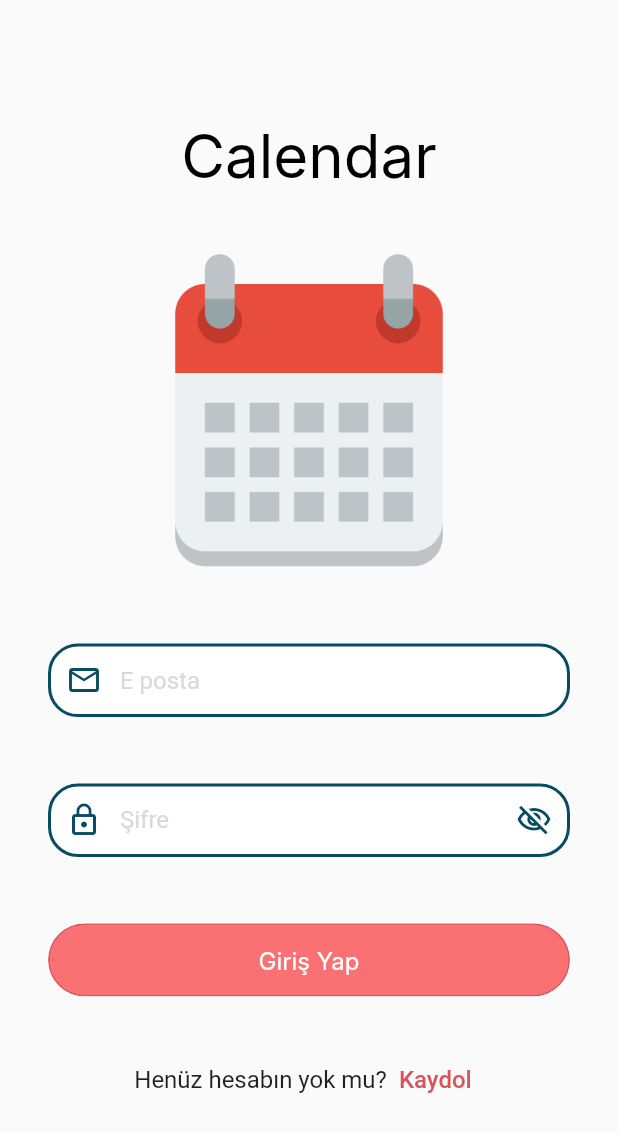
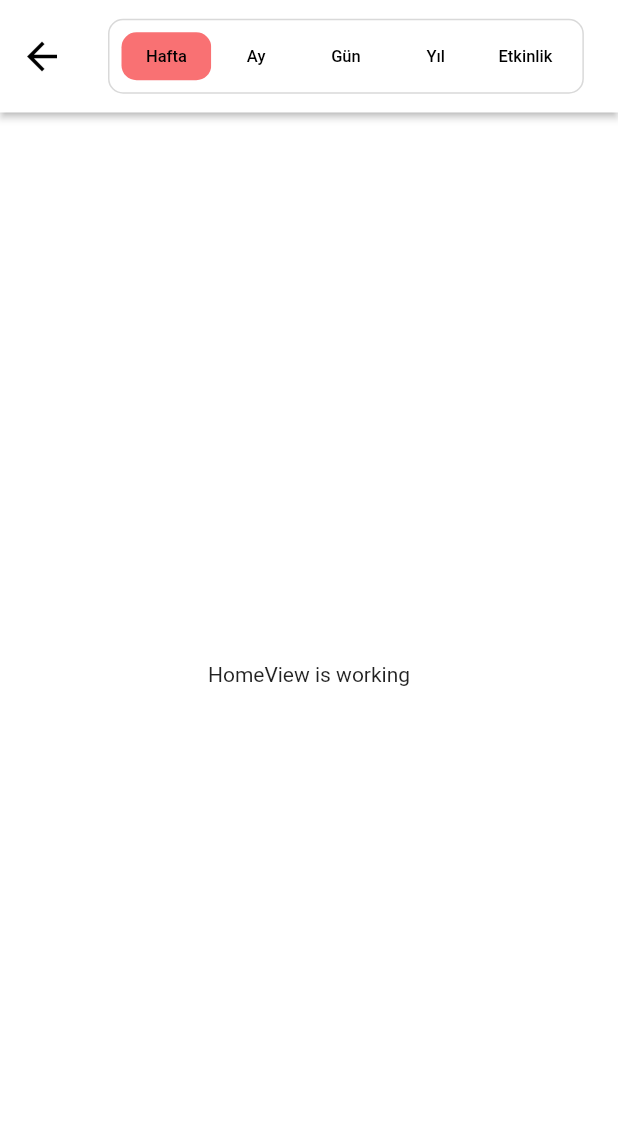
Before and after one commit to ilknurtulgar/calendar, a Flutter app: the screen it shows after launch, after a tap on "Giriş Yap", on a phone screen of 412 x 824 dp. Shown: the top 1132 px of the screen. Run offline on Flutter 3.47's test engine with Material 2 defaults, Android fonts, the phone set to English and light mode, and no system bars; our stand-ins replace flutter_mobx, mobx, shared_preferences; generated files the repository leaves out were written again; Roboto replaces fonts that are missing (Inter).

Commit message:
home slide switcher widget

```diff
--- a/lib/core/base/util/color.dart
+++ b/lib/core/base/util/color.dart
@@ -9,6 +9,7 @@ class ColorUtility {
   Color get onPrimary => _onPrimary.toColor;
   Color get background => _background.toColor;
   Color get hover => _hover.toColor;
+  Color get border => _border.toColor;
   String get _secondary => '084C61';
   String get _primary => 'F97173';
   String get _onPrimary => 'D6555B';
@@ -16,4 +17,5 @@ class ColorUtility {
   String get _background => 'F7F7F7';
   String get _hover => 'FFFFFF';
   String get _dark => '000000';
+  String get _border => 'D9D9D9';
 }
--- /dev/null
+++ b/lib/screen/home/view/display_year_view.dart
@@ -0,0 +1,10 @@
+import 'package:flutter/material.dart';
+
+class DisplayYearComponent extends StatelessWidget {
+  const DisplayYearComponent({super.key});
+
+  @override
+  Widget build(BuildContext context) {
+    return Container();
+  }
+}
--- /dev/null
+++ b/lib/screen/home/view/home_view.dart
@@ -0,0 +1,31 @@
+import 'package:calendar/core/base/util/color.dart';
+import 'package:calendar/screen/home/view/widgets/slide_switcher.dart';
+import 'package:flutter/material.dart';
+
+class HomeView extends StatelessWidget {
+  const HomeView({super.key});
+
+  @override
+  Widget build(BuildContext context) {
+    return Scaffold(
+      backgroundColor: ColorUtility().hover,
+      appBar: AppBar(
+        leading: IconButton(
+          onPressed: () {},
+          icon: const Icon(
+            Icons.arrow_back,
+            color: Colors.black,
+            size: 30,
+          ),
+        ),
+        title: SlideSwitcher(),
+        backgroundColor: ColorUtility().hover,
+        elevation: 2,
+        toolbarHeight: 75,
+      ),
+      body: const Center(
+        child: Text('HomeView is working'),
+      ),
+    );
+  }
+}
--- /dev/null
+++ b/lib/screen/home/view/widgets/slide_switcher.dart
@@ -0,0 +1,105 @@
+import 'package:calendar/core/base/base_state/base_state.dart';
+import 'package:calendar/core/base/util/color.dart';
+import 'package:calendar/screen/home/viewmodel/home_view_model.dart';
+import 'package:flutter/material.dart';
+import 'package:flutter_mobx/flutter_mobx.dart';
+
+class SlideSwitcher extends StatelessWidget {
+  SlideSwitcher({super.key});
+
+  final HomeViewModel viewModel = HomeViewModel();
+
+  @override
+  Widget build(BuildContext context) {
+    return Container(
+      width: width(context) * 0.77,
+      height: 50,
+      decoration: BoxDecoration(
+        color: Colors.transparent,
+        borderRadius: BorderRadius.circular(10),
+        border: Border.all(
+          color: ColorUtility().border,
+          width: 1,
+        ),
+      ),
+      child: Padding(
+        padding: const EdgeInsets.all(8.0),
+        child: Observer(builder: (_) {
+          return Row(
+            children: [
+              SwitcherItem(
+                onPressed: () => viewModel.changeSwitchIndex(0),
+                isSwitched: viewModel.switchIndex == SwitchIndex.week,
+                text: 'Hafta',
+              ),
+              SwitcherItem(
+                onPressed: () => viewModel.changeSwitchIndex(1),
+                isSwitched: viewModel.switchIndex == SwitchIndex.month,
+                text: 'Ay',
+              ),
+              SwitcherItem(
+                onPressed: () => viewModel.changeSwitchIndex(2),
+                isSwitched: viewModel.switchIndex == SwitchIndex.day,
+                text: 'Gün',
+              ),
+              SwitcherItem(
+                onPressed: () => viewModel.changeSwitchIndex(3),
+                isSwitched: viewModel.switchIndex == SwitchIndex.year,
+                text: 'Yıl',
+              ),
+              SwitcherItem(
+                onPressed: () => viewModel.changeSwitchIndex(4),
+                isSwitched: viewModel.switchIndex == SwitchIndex.event,
+                text: 'Etkinlik',
+              ),
+            ],
+          );
+        }),
+      ),
+    );
+  }
+}
+
+class SwitcherItem extends StatelessWidget {
+  const SwitcherItem({
+    super.key,
+    this.isSwitched = false,
+    required this.onPressed,
+    required this.text,
+  });
+
+  final bool isSwitched;
+  final VoidCallback onPressed;
+  final String text;
+
+  @override
+  Widget build(BuildContext context) {
+    return Expanded(
+      child: TextButton(
+        onPressed: onPressed,
+        style: ButtonStyle(
+          backgroundColor: MaterialStateProperty.all<Color>(
+            isSwitched ? ColorUtility().primary : ColorUtility().hover,
+          ),
+          shape: MaterialStateProperty.all<RoundedRectangleBorder>(
+            RoundedRectangleBorder(
+              borderRadius: BorderRadius.circular(10),
+            ),
+          ),
+        ),
+        child: SizedBox(
+          height: 35,
+          child: Center(
+            child: Text(
+              text,
+              style: TextStyle(
+                color: ColorUtility().dark,
+                fontSize: 11,
+              ),
+            ),
+          ),
+        ),
+      ),
+    );
+  }
+}
--- /dev/null
+++ b/lib/screen/home/viewmodel/home_view_model.dart
@@ -0,0 +1,23 @@
+import 'package:mobx/mobx.dart';
+
+part 'home_view_model.g.dart';
+
+enum SwitchIndex {
+  week,
+  month,
+  day,
+  year,
+  event,
+}
+
+class HomeViewModel = _HomeViewModel with _$HomeViewModel;
+
+abstract class _HomeViewModel with Store {
+  @observable
+  SwitchIndex switchIndex = SwitchIndex.week;
+
+  @action
+  void changeSwitchIndex(int index) {
+    switchIndex = SwitchIndex.values[index];
+  }
+}
--- a/lib/screen/login/view/login_view.dart
+++ b/lib/screen/login/view/login_view.dart
@@ -5,6 +5,7 @@ import 'package:calendar/product/constants/util/color_constants.dart';
 import 'package:calendar/product/constants/util/padding_constants.dart';
 import 'package:calendar/product/constants/util/text_styles.dart';
 import 'package:calendar/product/constants/util/text_util.dart';
+import 'package:calendar/screen/home/view/home_view.dart';
 import 'package:calendar/screen/register/view/register_view.dart';
 import 'package:flutter/material.dart';
 
@@ -29,7 +30,7 @@ class LoginView extends StatelessWidget {
                     context, TextEditingController(), TextfieldType.email),
                 buildTextfield(
                     context, TextEditingController(), TextfieldType.password),
-                buildLoginButton(),
+                buildLoginButton(context),
                 buildRegisterNavigation(context),
               ],
             ),
@@ -56,7 +57,7 @@ class LoginView extends StatelessWidget {
 
   Text buildAppName() => const Text("Calendar", style: TextStyles.APPNAME);
 
-  SizedBox buildLoginButton() {
+  SizedBox buildLoginButton(BuildContext context) {
     return SizedBox(
       child: CustomFilledButton(
         backgroundColor: SurfaceColors.PRIMARY_COLOR,
@@ -64,7 +65,11 @@ class LoginView extends StatelessWidget {
         text: TextUtil.login,
         textStyle: TextStyles.SMALL,
         shouldCoverHorizontal: true,
-        onTap: () {},
+        onTap: () {
+          Navigator.of(context).push(MaterialPageRoute(
+            builder: (context) => const HomeView(),
+          ));
+        },
       ),
     );
   }
```
Also changed, not shown: lib/screen/home/viewmodel/home_view_model.g.dart (added), pubspec.lock, 1 other file.
